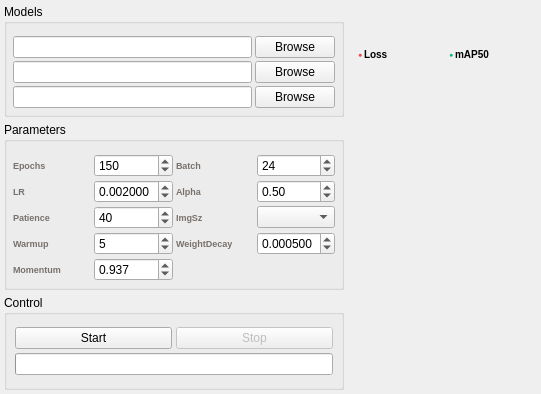
Before: the Qt Designer form main/core/distill/distill.ui in Mcriel-CHYJIE/YOLO, drawn with Qt 5.
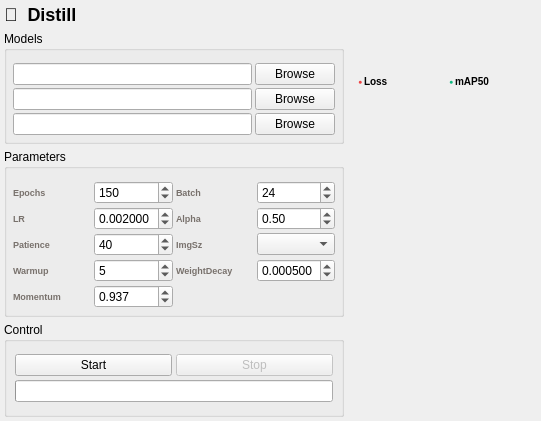
After: the same form once the commit is applied. Custom widgets are drawn as their Qt base class.

The edit to the form file:
```diff
--- a/main/core/distill/distill.ui
+++ b/main/core/distill/distill.ui
@@ -2,7 +2,7 @@
 <ui version="4.0">
  <class>DistillPage</class>
  <widget class="QWidget" name="DistillPage">
-<layout class="QHBoxLayout" name="mainLo">
+ <layout class="QVBoxLayout" name="mainLo">
    <property name="leftMargin">
        <number>4</number>
       </property><property name="topMargin">
@@ -13,6 +13,20 @@
       </property><property name="bottomMargin">
        <number>4</number>
       </property>
+    <property name="spacing">
+        <number>6</number>
+       </property>
+
+    <!-- Title -->
+    <item><widget class="QLabel" name="titleLabel">
+     <property name="text"><string>🧪  Distill</string></property>
+     <property name="minimumHeight"><number>24</number></property>
+     <property name="maximumHeight"><number>24</number></property>
+     <property name="styleSheet"><string>font-size:18px;font-weight:700;padding:0;margin:0;</string></property>
+    </widget></item>
+
+    <item>
+     <layout class="QHBoxLayout" name="contentLo">
    <property name="spacing">
        <number>6</number>
       </property>
@@ -368,6 +382,8 @@
       <item><widget class="LogPanel" name="log_panel" native="true"/></item>
      </layout>
     </widget>
+      </item>
+      </layout>
    </item>
   </layout>
  </widget>
```
Lines whose indentation alone changed are shown as unchanged.
